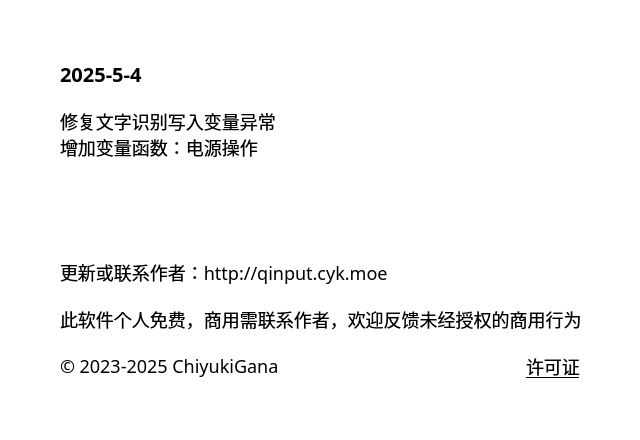
Before: the Qt Designer form source/ui/AboutUi.ui in ChiyukiGana/Quickinput, drawn with Qt 5.
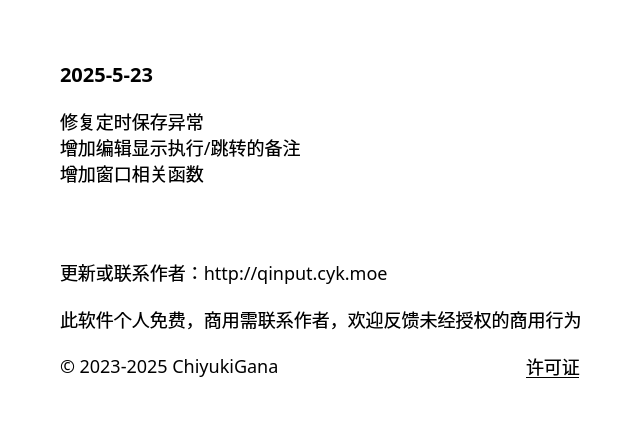
After: the same form once the commit is applied.

Diff of the .ui file:
```diff
--- a/source/ui/AboutUi.ui
+++ b/source/ui/AboutUi.ui
@@ -91,7 +91,7 @@
          <string notr="true">font-size:20px</string>
         </property>
         <property name="text">
-         <string>2025-5-4</string>
+         <string>2025-5-23</string>
         </property>
         <property name="textFormat">
          <enum>Qt::PlainText</enum>
@@ -107,8 +107,9 @@
          </sizepolicy>
         </property>
         <property name="text">
-         <string>修复文字识别写入变量异常
-增加变量函数：电源操作</string>
+         <string>修复定时保存异常
+增加编辑显示执行/跳转的备注
+增加窗口相关函数</string>
         </property>
         <property name="textFormat">
          <enum>Qt::PlainText</enum>
```
